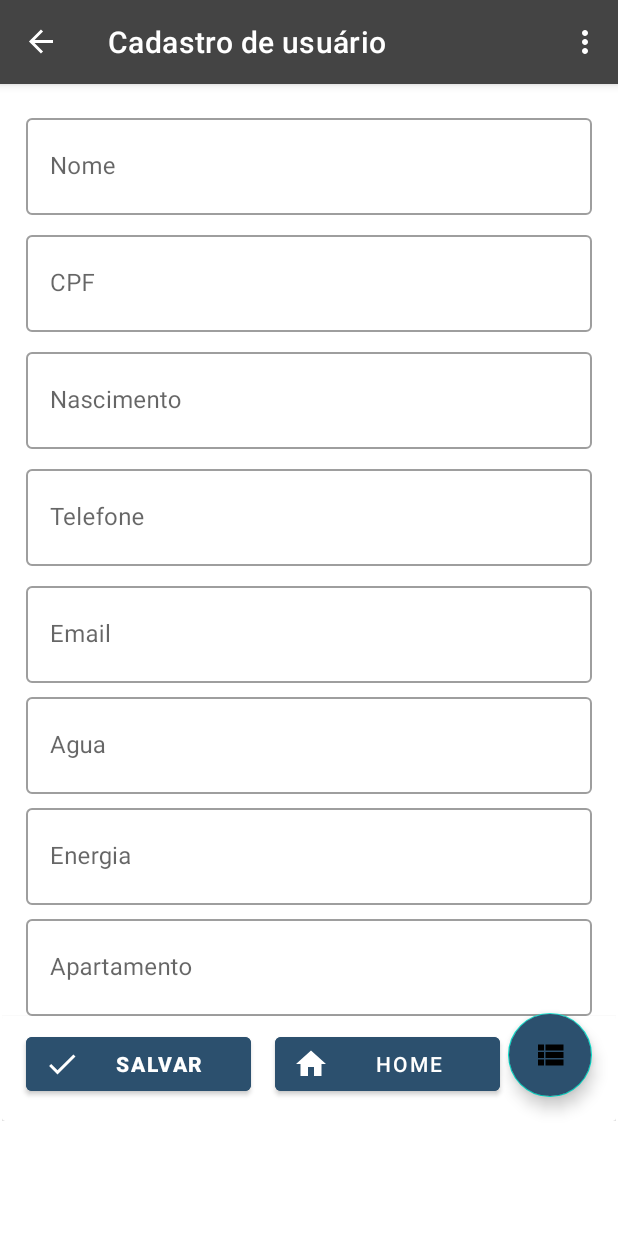
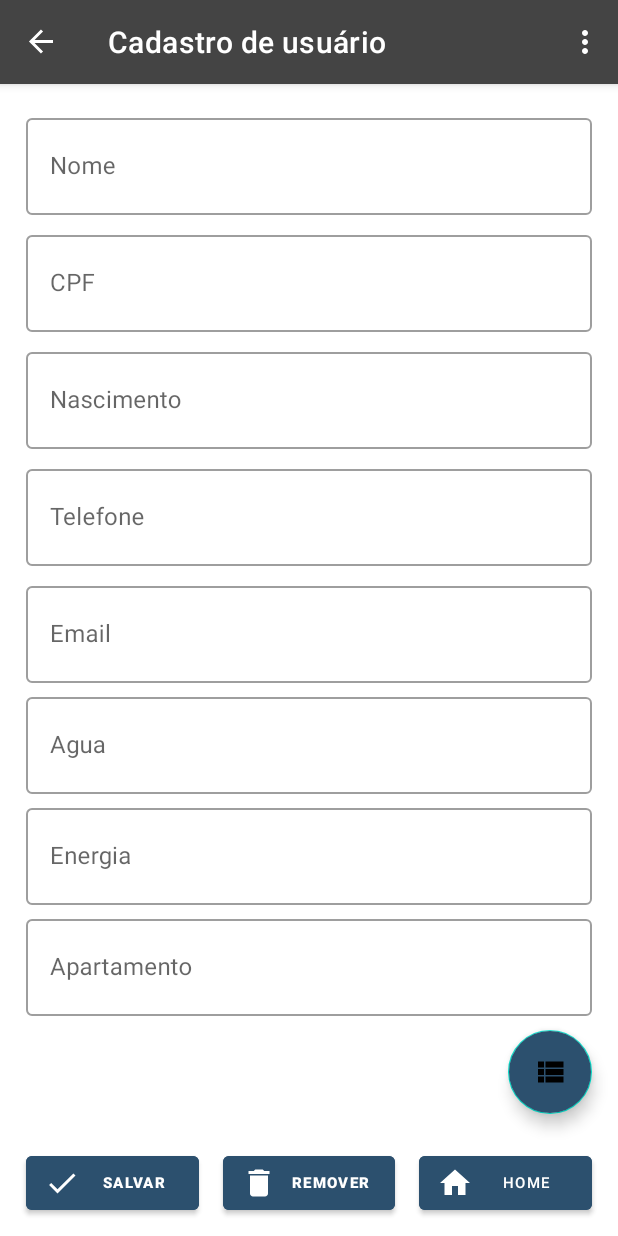
Before and after one commit to rmvnew/Controle_gastos, an Android app: the AddPersonFragment screen opened through its navigation route, on a phone screen of 412 x 824 dp. Run offline under Robolectric (Android 15) with nearby library versions, the phone set to English and light mode, and no system bars; our stand-ins replace Room's generated code, navigation-ui; libraries missing offline, so code that uses them is left out: com.anychart, com.anychart.chart, com.github.mikephil.charting, com.github.rtoshiro.util; 13 statements that could not run were skipped.

Commit message:
adjust forms and fix bugs

```diff
--- a/app/src/main/java/com/example/controle/ui/ListaUsuarioFragment.kt
+++ b/app/src/main/java/com/example/controle/ui/ListaUsuarioFragment.kt
@@ -26,7 +26,7 @@ class ListaUsuarioFragment : BaseFragment() {
         savedInstanceState: Bundle?
     ): View? {
         // Inflate the layout for this fragment
-        (activity as MainActivity).supportActionBar?.setTitle("Dados de usuários")
+        (activity as MainActivity).supportActionBar?.setTitle("Usuários cadastrados")
         return inflater.inflate(R.layout.fragment_lista_usuario, container, false)
     }
 
--- a/app/src/main/java/com/example/controle/ui/MainFragment.kt
+++ b/app/src/main/java/com/example/controle/ui/MainFragment.kt
@@ -80,7 +80,7 @@ class MainFragment : BaseFragment() {
 
         btn_usuario.setOnClickListener {
             Effects.clickEffect(btn_usuario,activity!!)
-            val action = MainFragmentDirections.actionMainToAddPerson()
+            val action = MainFragmentDirections.actionHomeToUsuariosCadastrados()
             Navigation.findNavController(it).navigate(action)
         }
 
--- a/app/src/main/java/com/example/controle/ui/OpenActivity.kt
+++ b/app/src/main/java/com/example/controle/ui/OpenActivity.kt
@@ -23,7 +23,7 @@ class OpenActivity : AppCompatActivity() {
         val expense = findViewById<ImageView>(R.id.txt_expenses)
         val manager = findViewById<ImageView>(R.id.txt_manager)
         val grafico = findViewById<ImageView>(R.id.txt_grafico)
-        txt_versao.setText("Versão: 1.10")
+        txt_versao.setText("Versão: 1.11")
 
         Effects.virDaDireita(expense,this)
         Effects.virDaEsquerda(manager,this)
--- /dev/null
+++ b/app/src/main/res/drawable/ic_delete.xml
@@ -0,0 +1,5 @@
+<vector android:height="24dp" android:tint="#FFFFFF"
+    android:viewportHeight="24.0" android:viewportWidth="24.0"
+    android:width="24dp" xmlns:android="http://schemas.android.com/apk/res/android">
+    <path android:fillColor="#FF000000" android:pathData="M6,19c0,1.1 0.9,2 2,2h8c1.1,0 2,-0.9 2,-2V7H6v12zM19,4h-3.5l-1,-1h-5l-1,1H5v2h14V4z"/>
+</vector>
--- /dev/null
+++ b/app/src/main/res/drawable/ic_help_outline.xml
@@ -0,0 +1,9 @@
+<vector xmlns:android="http://schemas.android.com/apk/res/android"
+        android:width="24dp"
+        android:height="24dp"
+        android:viewportWidth="24.0"
+        android:viewportHeight="24.0">
+    <path
+        android:fillColor="#FF000000"
+        android:pathData="M11,18h2v-2h-2v2zM12,2C6.48,2 2,6.48 2,12s4.48,10 10,10 10,-4.48 10,-10S17.52,2 12,2zM12,20c-4.41,0 -8,-3.59 -8,-8s3.59,-8 8,-8 8,3.59 8,8 -3.59,8 -8,8zM12,6c-2.21,0 -4,1.79 -4,4h2c0,-1.1 0.9,-2 2,-2s2,0.9 2,2c0,2 -3,1.75 -3,5h2c0,-2.25 3,-2.5 3,-5 0,-2.21 -1.79,-4 -4,-4z"/>
+</vector>
--- a/app/src/main/res/layout/fragment_add_person.xml
+++ b/app/src/main/res/layout/fragment_add_person.xml
@@ -12,18 +12,72 @@
         android:layout_width="wrap_content"
         android:layout_height="wrap_content"
         android:layout_marginEnd="16dp"
-        android:layout_marginBottom="16dp"
         android:backgroundTint="@color/AZUL_STEEL_BLUE2"
         android:clickable="true"
         android:src="@drawable/ic_view_list"
         app:layout_constraintBottom_toBottomOf="@+id/scrollView2"
         app:layout_constraintEnd_toEndOf="parent" />
 
+    <Button
+        android:id="@+id/btn_save_usuario"
+        style="@style/Widget.MaterialComponents.Button.Icon"
+        android:layout_width="0dp"
+        android:layout_height="wrap_content"
+        android:layout_marginStart="16dp"
+        android:layout_marginTop="20dp"
+        android:layout_marginEnd="8dp"
+        android:layout_marginBottom="8dp"
+        android:backgroundTint="@color/AZUL_STEEL_BLUE2"
+        android:text="Salvar"
+        android:textSize="10sp"
+        android:textStyle="bold"
+        app:icon="@drawable/ic_done"
+        app:layout_constraintBottom_toBottomOf="parent"
+        app:layout_constraintEnd_toStartOf="@+id/btn_remover"
+        app:layout_constraintHorizontal_bias="0.5"
+        app:layout_constraintStart_toStartOf="parent"
+        app:layout_constraintTop_toBottomOf="@+id/scrollView2" />
+
+    <Button
+        android:id="@+id/btn_remover"
+        style="@style/Widget.MaterialComponents.Button.Icon"
+        android:layout_width="0dp"
+        android:layout_height="wrap_content"
+        android:layout_marginStart="8dp"
+        android:layout_marginEnd="8dp"
+        android:backgroundTint="@color/AZUL_STEEL_BLUE2"
+        android:text="remover"
+        android:textSize="10sp"
+        android:textStyle="bold"
+        app:icon="@drawable/ic_delete"
+        app:layout_constraintBaseline_toBaselineOf="@+id/btn_save_usuario"
+        app:layout_constraintEnd_toStartOf="@+id/btn_home_usuario"
+        app:layout_constraintHorizontal_bias="0.5"
+        app:layout_constraintStart_toEndOf="@+id/btn_save_usuario" />
+
+    <Button
+        android:id="@+id/btn_home_usuario"
+        style="@style/Widget.MaterialComponents.Button.Icon"
+        android:layout_width="0dp"
+        android:layout_height="wrap_content"
+        android:layout_marginStart="8dp"
+        android:layout_marginEnd="16dp"
+        android:backgroundTint="@color/AZUL_STEEL_BLUE2"
+        android:text="Home"
+        android:textSize="10sp"
+        app:icon="@drawable/ic_home"
+        app:layout_constraintBaseline_toBaselineOf="@+id/btn_save_usuario"
+        app:layout_constraintEnd_toEndOf="parent"
+        app:layout_constraintHorizontal_bias="0.5"
+        app:layout_constraintStart_toEndOf="@+id/btn_remover" />
+
     <ScrollView
         android:id="@+id/scrollView2"
         android:layout_width="match_parent"
-        android:layout_height="wrap_content"
+        android:layout_height="0dp"
         android:layout_centerHorizontal="true"
+        android:layout_marginBottom="80dp"
+        app:layout_constraintBottom_toBottomOf="parent"
         app:layout_constraintEnd_toEndOf="parent"
         app:layout_constraintStart_toStartOf="parent"
         app:layout_constraintTop_toTopOf="parent">
@@ -32,7 +86,6 @@
             android:layout_width="match_parent"
             android:layout_height="wrap_content"
             android:orientation="vertical">
-
 
 
             <com.google.android.material.textfield.TextInputLayout
@@ -65,8 +118,8 @@
                 android:layout_width="match_parent"
                 android:layout_height="70dp"
                 android:layout_marginStart="16dp"
+                android:layout_marginTop="4dp"
                 android:layout_marginEnd="16dp"
-                android:layout_marginTop="4dp"
                 android:layout_marginBottom="4dp"
                 android:hint="CPF"
                 android:textColor="@android:color/black"
@@ -89,8 +142,8 @@
                 android:layout_width="match_parent"
                 android:layout_height="70dp"
                 android:layout_marginStart="16dp"
+                android:layout_marginTop="4dp"
                 android:layout_marginEnd="16dp"
-                android:layout_marginTop="4dp"
                 android:layout_marginBottom="4dp"
                 android:hint="Nascimento"
                 android:textColor="@android:color/black"
@@ -113,8 +166,8 @@
                 android:layout_width="match_parent"
                 android:layout_height="70dp"
                 android:layout_marginStart="16dp"
+                android:layout_marginTop="4dp"
                 android:layout_marginEnd="16dp"
-                android:layout_marginTop="4dp"
                 android:layout_marginBottom="4dp"
                 android:hint="Telefone"
                 android:textColor="@android:color/black"
@@ -138,8 +191,8 @@
                 android:layout_width="match_parent"
                 android:layout_height="70dp"
                 android:layout_marginStart="16dp"
+                android:layout_marginTop="4dp"
                 android:layout_marginEnd="16dp"
-                android:layout_marginTop="4dp"
                 android:layout_marginBottom="0dp"
                 android:hint="Email"
                 android:textColor="@android:color/black"
@@ -162,8 +215,8 @@
                 android:layout_width="match_parent"
                 android:layout_height="70dp"
                 android:layout_marginStart="16dp"
+                android:layout_marginTop="4dp"
                 android:layout_marginEnd="16dp"
-                android:layout_marginTop="4dp"
                 android:layout_marginBottom="0dp"
                 android:hint="Agua"
                 android:textColor="@android:color/black"
@@ -186,8 +239,8 @@
                 android:layout_width="match_parent"
                 android:layout_height="70dp"
                 android:layout_marginStart="16dp"
+                android:layout_marginTop="4dp"
                 android:layout_marginEnd="16dp"
-                android:layout_marginTop="4dp"
                 android:layout_marginBottom="0dp"
                 android:hint="Energia"
                 android:textColor="@android:color/black"
@@ -210,9 +263,9 @@
                 android:layout_width="match_parent"
                 android:layout_height="70dp"
                 android:layout_marginStart="16dp"
+                android:layout_marginTop="4dp"
                 android:layout_marginEnd="16dp"
-                android:layout_marginTop="4dp"
-                android:layout_marginBottom="0dp"
+                android:layout_marginBottom="24dp"
                 android:hint="Apartamento"
                 android:textColor="@android:color/black"
 
@@ -229,52 +282,6 @@
             </com.google.android.material.textfield.TextInputLayout>
 
 
-            <androidx.cardview.widget.CardView
-                android:layout_width="match_parent"
-                android:layout_height="70dp"
-
-                >
-
-                <LinearLayout
-                    android:layout_width="match_parent"
-                    android:layout_height="match_parent"
-                    android:orientation="horizontal"
-
-                    >
-                    <Button
-                        android:id="@+id/btn_save_usuario"
-                        android:layout_width="150dp"
-                        android:textSize="14sp"
-                        android:textStyle="bold"
-                        android:layout_height="wrap_content"
-                        android:layout_marginStart="16dp"
-                        android:layout_marginTop="8dp"
-                        android:text="Salvar"
-                        android:backgroundTint="@color/AZUL_STEEL_BLUE2"
-                        app:icon="@drawable/ic_done"
-                        style="@style/Widget.MaterialComponents.Button.Icon"
-                        />
-
-                    <Button
-                        android:id="@+id/btn_home_usuario"
-                        android:layout_width="150dp"
-                        android:textSize="14sp"
-                        android:layout_height="wrap_content"
-                        android:layout_marginStart="16dp"
-                        android:layout_marginTop="8dp"
-                        android:text="Home"
-                        android:backgroundTint="@color/AZUL_STEEL_BLUE2"
-                        app:icon="@drawable/ic_home"
-                        style="@style/Widget.MaterialComponents.Button.Icon"
-                        />
-
-                </LinearLayout>
-
-            </androidx.cardview.widget.CardView>
-
-
-
-
         </LinearLayout>
 
     </ScrollView>
--- a/app/src/main/res/menu/menu.xml
+++ b/app/src/main/res/menu/menu.xml
@@ -1,9 +1,13 @@
 <?xml version="1.0" encoding="utf-8"?>
 <menu xmlns:android="http://schemas.android.com/apk/res/android">
 
+
+
+
     <item
-        android:title="Delete"
-        android:id="@+id/delete"
+        android:title="Ajuda"
+        android:id="@+id/men_ajuda"
+        android:icon="@drawable/ic_help_outline"
         />
 
 </menu>
--- a/app/src/main/res/navigation/nav_graph.xml
+++ b/app/src/main/res/navigation/nav_graph.xml
@@ -21,8 +21,8 @@
             android:id="@+id/actionHomeToAgua"
             app:destination="@id/controleAguaFragment" />
         <action
-            android:id="@+id/actionMainToAddPerson"
-            app:destination="@id/addPersonFragment" />
+            android:id="@+id/actionHomeToUsuariosCadastrados"
+            app:destination="@id/listaUsuarioFragment" />
     </fragment>
 
 
```
Also changed, not shown: app/src/main/java/com/example/controle/ui/AddPersonFragment.kt (+11 -1 lines), app/src/main/java/com/example/controle/ui/AddProductFragment.kt (+9 -1 lines), app/src/main/res/layout/fragment_add_product.xml (+27 -7 lines), app/src/main/res/layout/fragment_home.xml (+8 -6 lines), app/src/main/res/layout/product_layout.xml (+7 -0 lines).
